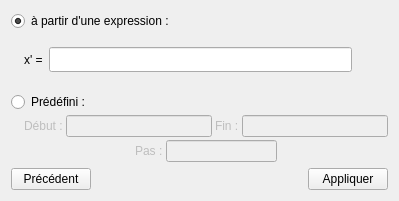
First picture: the form in DataPlot/filloptions.ui, repository AdelKS/ZeGrapher, before the edit.
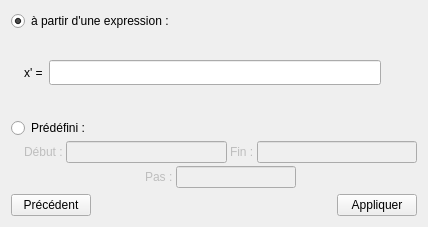
Second picture: the form after the edit. Icons and pictures are not drawn.

What changed in the file:
```diff
--- a/DataPlot/filloptions.ui
+++ b/DataPlot/filloptions.ui
@@ -6,8 +6,8 @@
    <rect>
     <x>0</x>
     <y>0</y>
-    <width>399</width>
-    <height>201</height>
+    <width>428</width>
+    <height>227</height>
    </rect>
   </property>
   <property name="sizePolicy">
```
Left out of the diff: 72 changed lines with no effect on the pictures.
